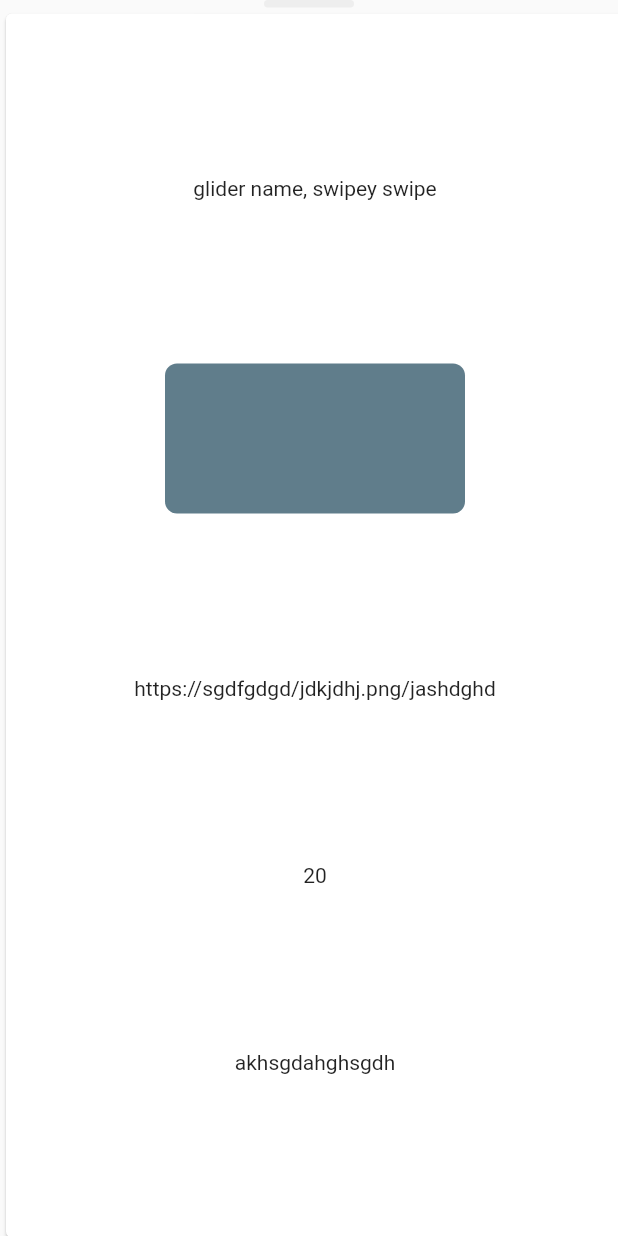
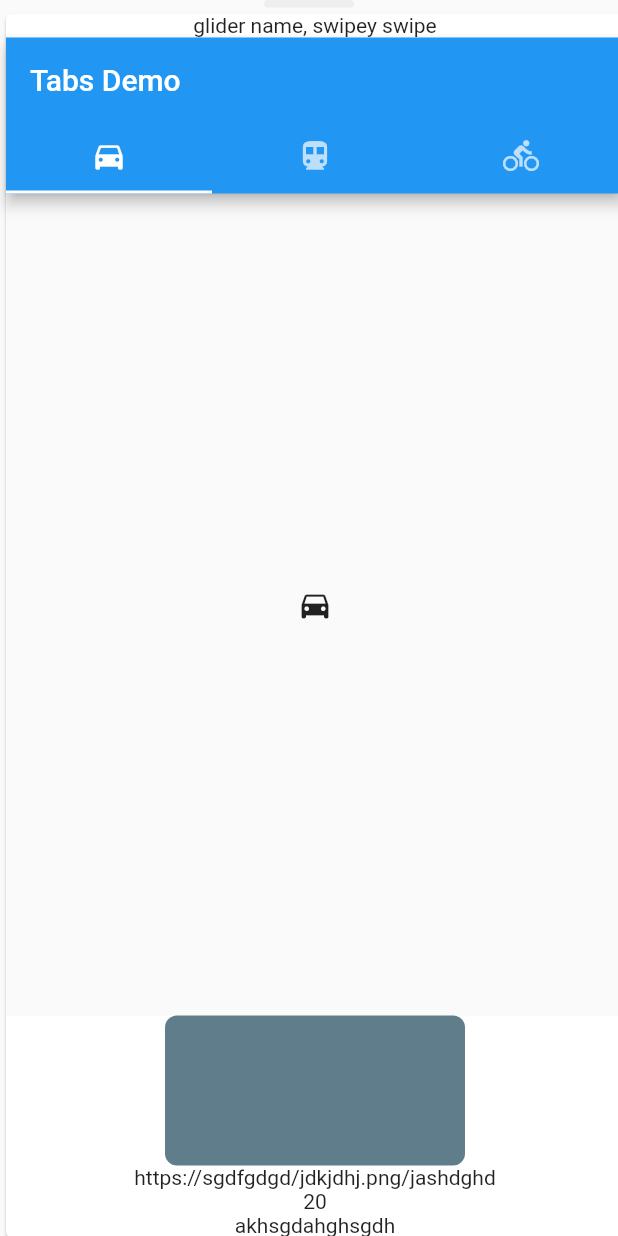
Before and after one commit to Senior-Design-Capstone/app_dev, a Flutter app: the DetailsSheet widget shown alone on an empty page, opened directly, on a phone screen of 412 x 824 dp. Run offline on Flutter 3.47's test engine with Material 2 defaults, Android fonts, the phone set to English and light mode, and no system bars; our stand-ins replace google_maps_flutter.

Commit message:
tabs added to swipe cards

```diff
--- a/lib/details-screen.dart
+++ b/lib/details-screen.dart
@@ -119,10 +119,13 @@ class _DetailsSheetState extends State<DetailsSheet> {
                     mainAxisAlignment: MainAxisAlignment.spaceEvenly,
                     children: <Widget>[
                       Text('glider name, swipey swipe'),
+                      Expanded(
+                        child: PeriodTabs(),
+                      ),
                       DataTable(),
                       Text('https://sgdfgdgd/jdkjdhj.png/jashdghd'),
                       Text('20'),
-                      Text('akhsgdahghsgdh')
+                      Text('akhsgdahghsgdh'),
                     ],
                   ),
                 ),
@@ -158,29 +161,95 @@ class _DataTableState extends State<DataTable> {
     );
   }
 }
-// class CustomHorizontallyScrollingRestaurants extends StatelessWidget {
+
+class PeriodTabs extends StatefulWidget {
+  @override
+  _PeriodTabsState createState() => _PeriodTabsState();
+}
+
+class _PeriodTabsState extends State<PeriodTabs> with TickerProviderStateMixin {
+  @override
+  Widget build(BuildContext context) {
+    return MaterialApp(
+      home: DefaultTabController(
+        length: 3,
+        child: Scaffold(
+          appBar: AppBar(
+            bottom: TabBar(
+              tabs: [
+                Tab(icon: Icon(Icons.directions_car)),
+                Tab(icon: Icon(Icons.directions_transit)),
+                Tab(icon: Icon(Icons.directions_bike)),
+              ],
+            ),
+            title: Text('Tabs Demo'),
+          ),
+          body: TabBarView(
+            children: [
+              Icon(Icons.directions_car),
+              Icon(Icons.directions_transit),
+              Icon(Icons.directions_bike),
+            ],
+          ),
+        ),
+      ),
+    );
+  }
+}
+
+// class PeriodTabs extends StatefulWidget {
+//   @override
+//   _PeriodTabsState createState() => _PeriodTabsState();
+// }
+
+// class _PeriodTabsState extends State<PeriodTabs> with TickerProviderStateMixin {
+//   TabController _tabController;
+
+//   @override
+//   void initState() {
+//     super.initState();
+//     _tabController = new TabController(length: 3, vsync: this);
+//   }
+
 //   @override
 //   Widget build(BuildContext context) {
-//     return Padding(
-//       padding: const EdgeInsets.only(
-//         left: 16,
-//         top: 50,
-//       ),
-//       child: SingleChildScrollView(
-//         scrollDirection: Axis.horizontal,
-//         child: Row(
-//           mainAxisAlignment: MainAxisAlignment.center,
-//           children: <Widget>[
-//             CustomRestaurantCategory(),
-//             SizedBox(width: 12),
-//             CustomRestaurantCategory(),
-//             SizedBox(width: 12),
-//             CustomRestaurantCategory(),
-//             SizedBox(width: 12),
-//             CustomRestaurantCategory(),
-//             SizedBox(width: 12),
-//           ],
-//         ),
+//     return Scaffold(
+//       body: ListView(
+//         children: <Widget>[
+//           Container(
+//             decoration: BoxDecoration(color: Colors.blue),
+//             child: TabBar(
+//               controller: _tabController,
+//               tabs: [
+//                 Tab(
+//                   text: 'session',
+//                 ),
+//                 Tab(
+//                   text: '2 hrs',
+//                 ),
+//                 Tab(
+//                   text: '8hrs',
+//                 ),
+//               ],
+//             ),
+//           ),
+//           Expanded(
+//             child: TabBarView(
+//               controller: _tabController,
+//               children: <Widget>[
+//                 Card(
+//                   child: Text('session text'),
+//                 ),
+//                 Card(
+//                   child: Text('2 hrs text'),
+//                 ),
+//                 Card(
+//                   child: Text('8 hrs text'),
+//                 ),
+//               ],
+//             ),
+//           ),
+//         ],
 //       ),
 //     );
 //   }
```
Also changed, not shown: lib/test.dart (added).
